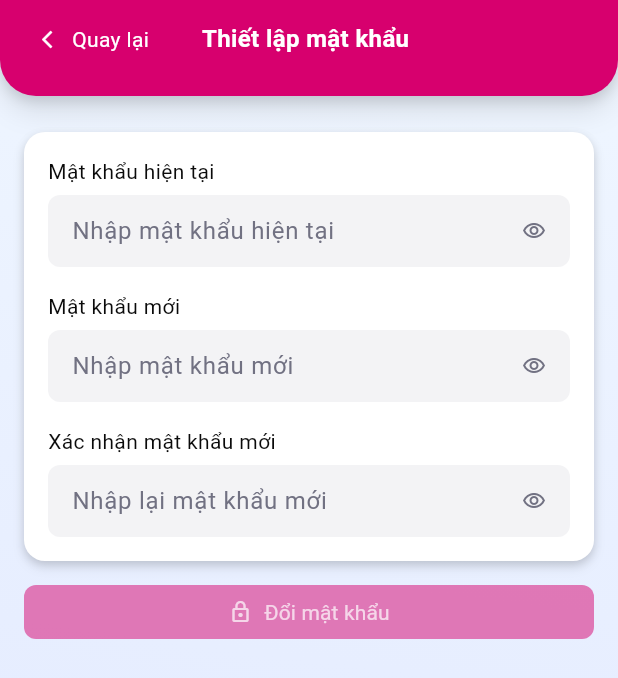
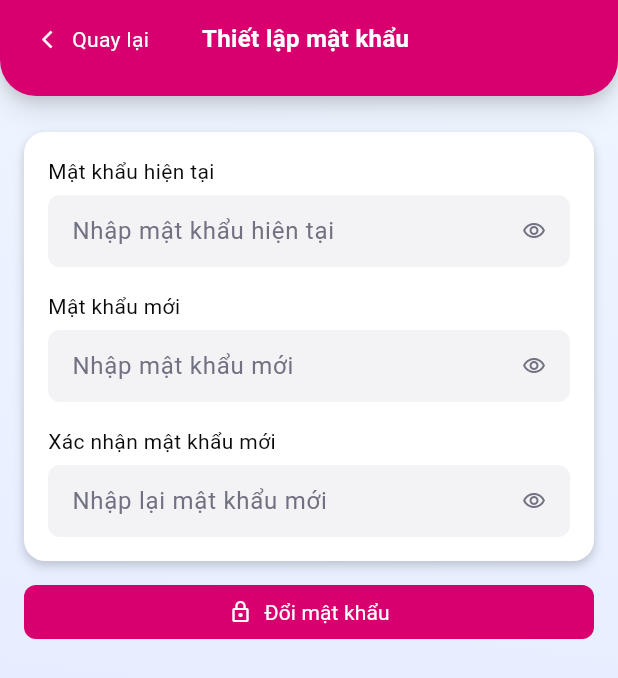
Before and after one commit to mchien1005/Finpal-MobileApp, a Flutter app: the ChangePasswordScreen screen opened directly, on a phone screen of 412 x 824 dp. Shown: the top 678 px of the screen. Run offline on Flutter 3.47's test engine with Material 3 defaults, Android fonts, the phone set to English and light mode, and no system bars; our stand-ins replace fl_chart, flutter_svg, material_design_icons_flutter, shared_preferences; accounts and stored records are empty; Roboto replaces fonts that are missing (Arimo).

Commit message:
[Update] Complete validate form for change password + dialog success

```diff
--- a/finpal_mobile/lib/presentation/screens/profile/change_password_screen.dart
+++ b/finpal_mobile/lib/presentation/screens/profile/change_password_screen.dart
@@ -20,7 +20,8 @@ class _ChangePasswordScreenState extends State<ChangePasswordScreen> {
   bool _obscureConfirmPassword = true;
 
   bool _isValid = false;
-  AutovalidateMode _autovalidateMode = AutovalidateMode.onUserInteraction;
+  bool _isLoading = false;
+  AutovalidateMode _autovalidateMode = AutovalidateMode.disabled;
 
   @override
   void initState() {
@@ -56,13 +57,32 @@ class _ChangePasswordScreenState extends State<ChangePasswordScreen> {
     return true;
   }
 
-  void _handleChangePassword() {
+  Future<void> _handleChangePassword() async {
     setState(() {
       _autovalidateMode = AutovalidateMode.onUserInteraction;
     });
 
     if (_formKey.currentState!.validate() && _isValid) {
-      // TODO: Implement actual password change logic
+      setState(() {
+        _isLoading = true;
+      });
+
+      try {
+        // TODO: Replace with actual API call
+        // Simulate API call
+        await Future.delayed(const Duration(seconds: 2));
+
+        // Example API call:
+        // await _authRepository.changePassword(
+        //   currentPassword: _currentPasswordController.text,
+        //   newPassword: _newPasswordController.text,
+        // );
+
+        if (mounted) {
+          setState(() {
+            _isLoading = false;
+          });
+
           SuccessNotificationDialog.show(
             context,
             message: 'Đổi mật khẩu thành công',
@@ -70,6 +90,21 @@ class _ChangePasswordScreenState extends State<ChangePasswordScreen> {
               Navigator.pop(context);
             },
           );
+        }
+      } catch (e) {
+        if (mounted) {
+          setState(() {
+            _isLoading = false;
+          });
+
+          ScaffoldMessenger.of(context).showSnackBar(
+            SnackBar(
+              content: Text('Đổi mật khẩu thất bại: ${e.toString()}'),
+              backgroundColor: Colors.red,
+            ),
+          );
+        }
+      }
     }
   }
 
@@ -274,7 +309,7 @@ class _ChangePasswordScreenState extends State<ChangePasswordScreen> {
                         width: double.infinity,
                         height: 36,
                         child: ElevatedButton(
-                          onPressed: _isValid ? _handleChangePassword : null,
+                          onPressed: _isLoading ? null : _handleChangePassword,
                           style: ElevatedButton.styleFrom(
                             backgroundColor: const Color(0xFFD7006E),
                             disabledBackgroundColor: const Color(0xFFD7006E).withOpacity(0.5),
@@ -285,22 +320,31 @@ class _ChangePasswordScreenState extends State<ChangePasswordScreen> {
                             ),
                             padding: EdgeInsets.zero,
                           ),
-                          child: Row(
+                          child: _isLoading
+                              ? const SizedBox(
+                                  height: 16,
+                                  width: 16,
+                                  child: CircularProgressIndicator(
+                                    strokeWidth: 2,
+                                    valueColor: AlwaysStoppedAnimation<Color>(Colors.white),
+                                  ),
+                                )
+                              : Row(
                                   mainAxisAlignment: MainAxisAlignment.center,
                                   children: [
-                              Icon(
+                                    const Icon(
                                       Icons.lock_outline,
                                       size: 16,
-                                color: Colors.white.withOpacity(_isValid ? 1.0 : 0.7),
+                                      color: Colors.white,
                                     ),
                                     const SizedBox(width: 8),
-                              Text(
+                                    const Text(
                                       'Đổi mật khẩu',
                                       style: TextStyle(
                                         fontFamily: 'Arimo',
                                         fontSize: 14,
                                         fontWeight: FontWeight.normal,
-                                  color: Colors.white.withOpacity(_isValid ? 1.0 : 0.7),
+                                        color: Colors.white,
                                       ),
                                     ),
                                   ],
```
Lines whose indentation alone changed are shown as unchanged.
